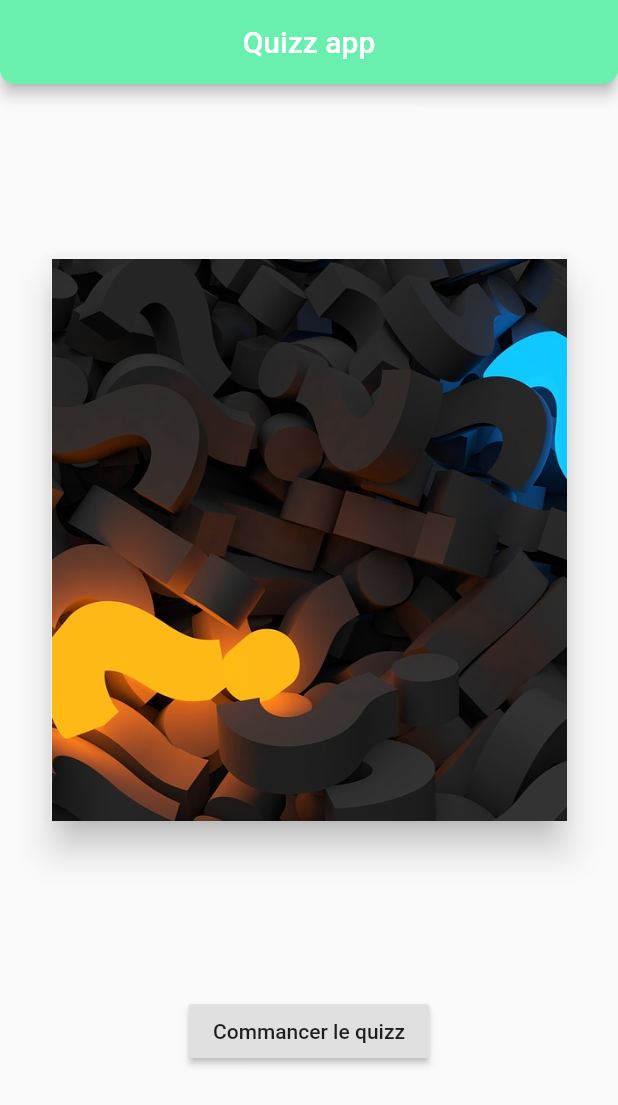
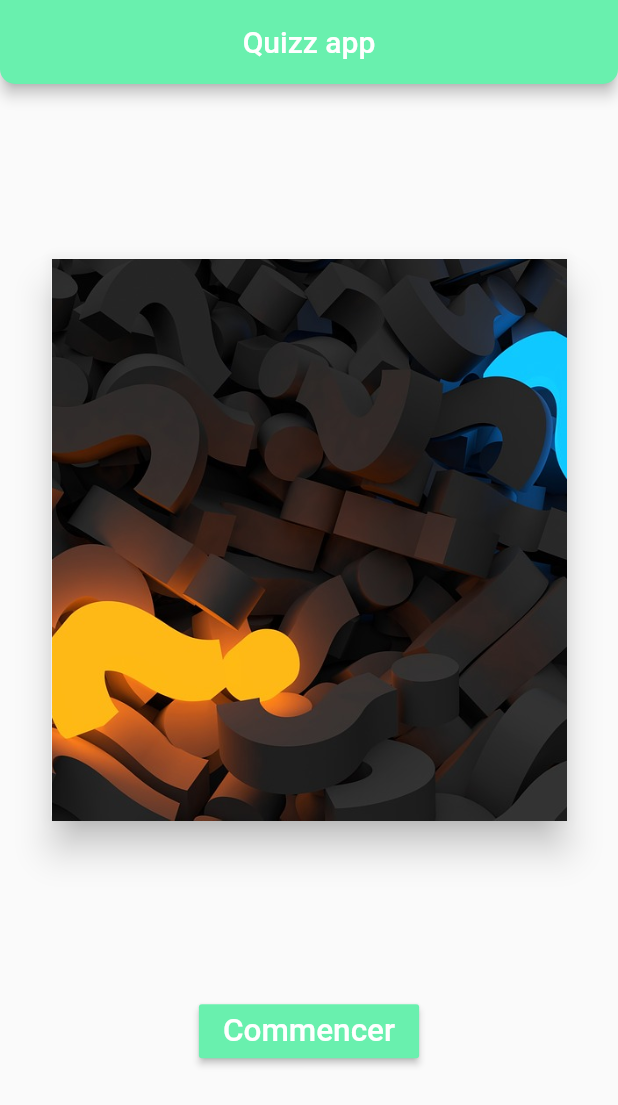
Before and after one commit to bacardevelopper/tp_flutter_2_quizz, a Flutter app: the screen it shows after launch, on a phone screen of 412 x 824 dp. Shown: the top 1105 px of the screen. Run offline on Flutter 3.47's test engine with Material 2 defaults, Android fonts, the phone set to English and light mode, and no system bars.

Commit message:
commit : ajout de page_quizz, question, custom_text

```diff
--- a/lib/classes/questions.dart
+++ b/lib/classes/questions.dart
@@ -1,3 +1,4 @@
+// ma class Question
 class Question {
   String question;
   bool reponse;
--- a/lib/widgets/custom_text.dart
+++ b/lib/widgets/custom_text.dart
@@ -1,6 +1,13 @@
 import 'package:flutter/material.dart';
 
 class CustomText extends Text {
-  CustomText(String data, {color: Colors.black})
-      : super(data, style: new TextStyle(color: color)) {}
+  CustomText(
+    String data,
+    {
+      color: Colors.black,
+      textAlign: TextAlign.center,
+      factor: 1.0
+    }
+  ):super(data, textAlign: textAlign, textScaleFactor : factor,
+    style: new TextStyle(color: color));
 }
--- a/lib/widgets/home.dart
+++ b/lib/widgets/home.dart
@@ -1,5 +1,6 @@
 import 'package:flutter/material.dart';
-
+import 'package:quiz_app/widgets/custom_text.dart';
+import 'package:quiz_app/widgets/page_quizz.dart';
 // --------------
 class StartScreen extends StatefulWidget {
   // Passer des parametre à ma class
@@ -46,12 +47,17 @@ class _StartScreenState extends State<StartScreen> {
               ),
             ),
             new RaisedButton(
-                onPressed: () {},
-                child: new Text(
-                  "Commancer le quizz",
-                  textScaleFactor: 1.0,
-                  style : new TextStyle(),
-                )),
+              color: Colors.greenAccent,
+              onPressed: () {
+                Navigator.push(
+                  context, new MaterialPageRoute(builder: (BuildContext context) {
+                    return new QuizzPage();
+                  })
+                );
+              },
+              child:
+                  new CustomText("Commencer", factor: 1.5, color: Colors.white),
+            ),
           ],
         ),
       ),
```
Also changed, not shown: lib/widgets/page_quizz.dart (added, +25 -0 lines).
